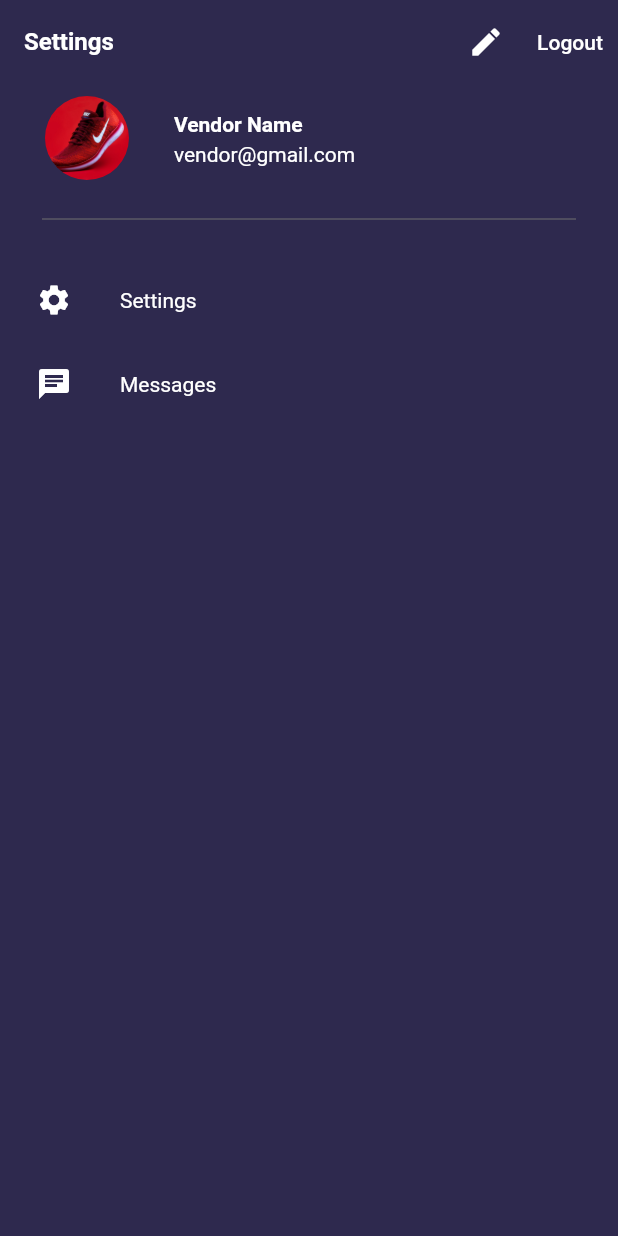
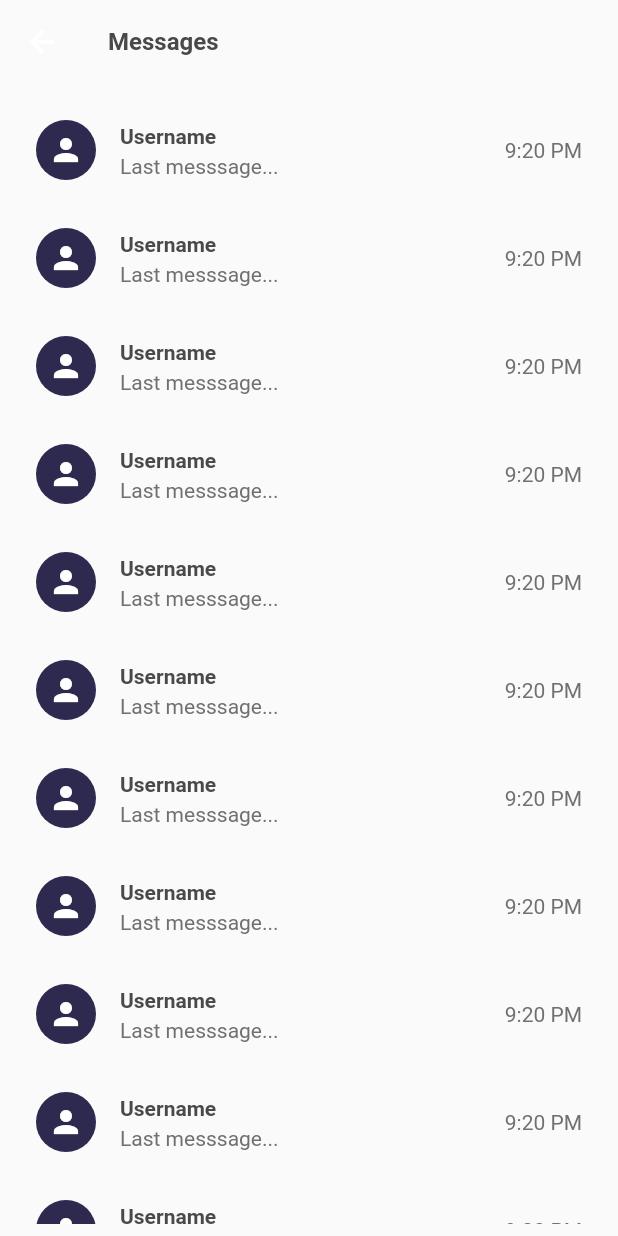
Before and after one commit to Sohag-84/eMart-sellar-app, a Flutter app: the ProfileScreen screen opened directly, after a tap on "Messages", on a phone screen of 412 x 824 dp. Run offline on Flutter 3.47's test engine with Material 2 defaults, Android fonts, the phone set to English and light mode, and no system bars; our stand-ins replace firebase_core, get, velocity_x; accounts and stored records are empty.

Commit message:
message screen is designed

```diff
--- /dev/null
+++ b/lib/views/messages_screen/messages_screen.dart
@@ -0,0 +1,37 @@
+// ignore_for_file: prefer_const_constructors
+
+import 'package:e_mart_seller/const/const.dart';
+
+class MessagesScreen extends StatelessWidget {
+  const MessagesScreen({Key? key}) : super(key: key);
+
+  @override
+  Widget build(BuildContext context) {
+    return Scaffold(
+      appBar: AppBar(
+        title: boldText(text: messages, size: 16, color: fontGrey),
+      ),
+      body: Padding(
+        padding: const EdgeInsets.all(8.0),
+        child: SingleChildScrollView(
+          physics: BouncingScrollPhysics(),
+          child: Column(
+            children: List.generate(
+              20,
+              (index) => ListTile(
+                onTap: () {},
+                leading: CircleAvatar(
+                  backgroundColor: purpleColor,
+                  child: Icon(Icons.person, color: white),
+                ),
+                title: boldText(text: username, color: fontGrey),
+                subtitle: normalText(text: "Last messsage...", color: darkGrey),
+                trailing: normalText(text: "9:20 PM", color: darkGrey),
+              ),
+            ),
+          ),
+        ),
+      ),
+    );
+  }
+}
--- a/lib/views/profile_screen/profile_screen.dart
+++ b/lib/views/profile_screen/profile_screen.dart
@@ -1,6 +1,7 @@
 // ignore_for_file: prefer_const_constructors
 
 import 'package:e_mart_seller/const/const.dart';
+import 'package:e_mart_seller/views/messages_screen/messages_screen.dart';
 import 'package:e_mart_seller/views/profile_screen/edit_profile.dart';
 import 'package:e_mart_seller/views/shop_screen/shop_settings_screen.dart';
 
@@ -51,6 +52,9 @@ class ProfileScreen extends StatelessWidget {
                       case 0:
                         Get.to(() => ShopSettingScreen());
                         break;
+                      case 1:
+                        Get.to(() => MessagesScreen());
+                        break;
                       default:
                     }
                   },
@@ -62,7 +66,7 @@ class ProfileScreen extends StatelessWidget {
                 ),
               ),
             ),
-          )
+          ),
         ],
       ),
     );
```
